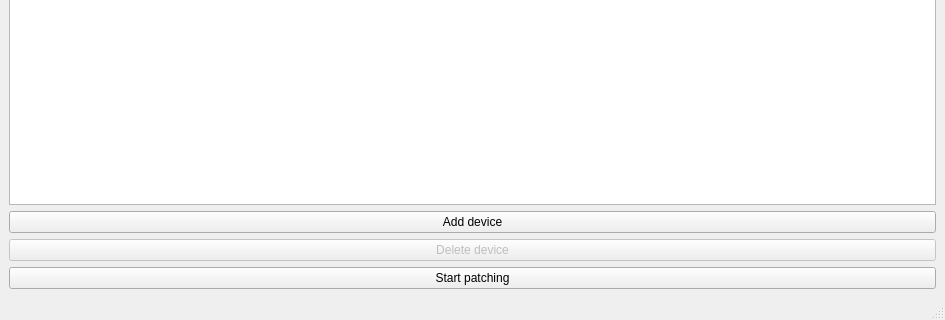
First picture: the form in srs/mainwindow.ui, repository recruit2018/Patcher, before the edit; both pictures show x 0 to 945 and y 198 to 518 of the 945 by 518 pixel window.
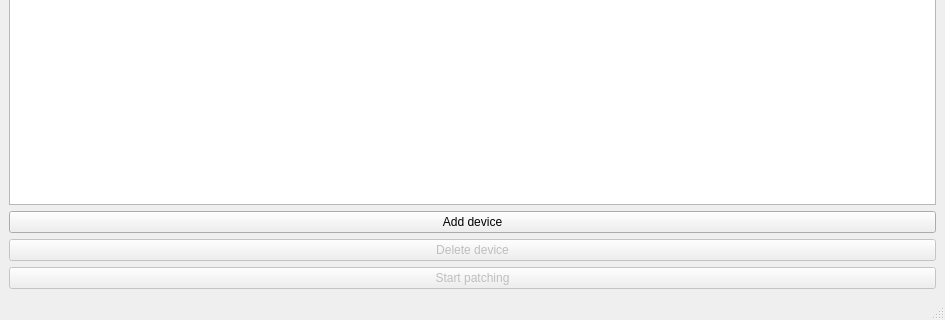
Second picture: the form after the edit. Custom widgets are drawn as their Qt base class.

```diff
--- a/srs/mainwindow.ui
+++ b/srs/mainwindow.ui
@@ -149,6 +149,9 @@
     </item>
     <item>
      <widget class="QPushButton" name="But_start_pach">
+      <property name="enabled">
+       <bool>false</bool>
+      </property>
       <property name="text">
        <string>Start patching</string>
       </property>
```
